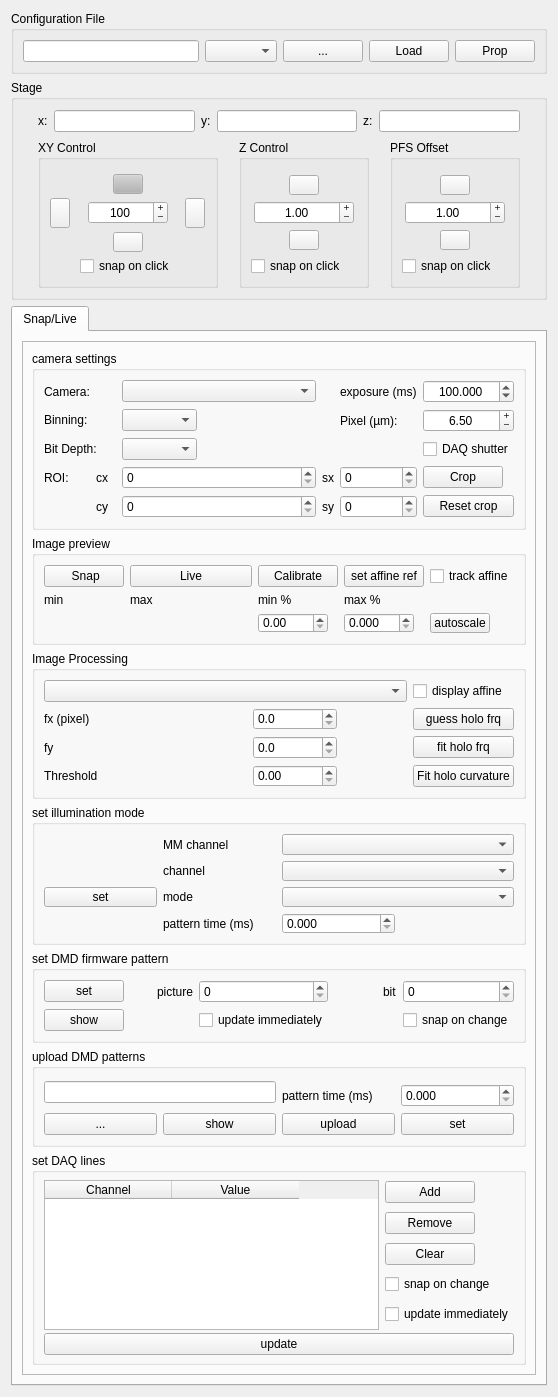
First picture: the form in micromanager_gui/_ui/micromanager_gui.ui, repository QI2lab/napari-micromanager, before the edit.
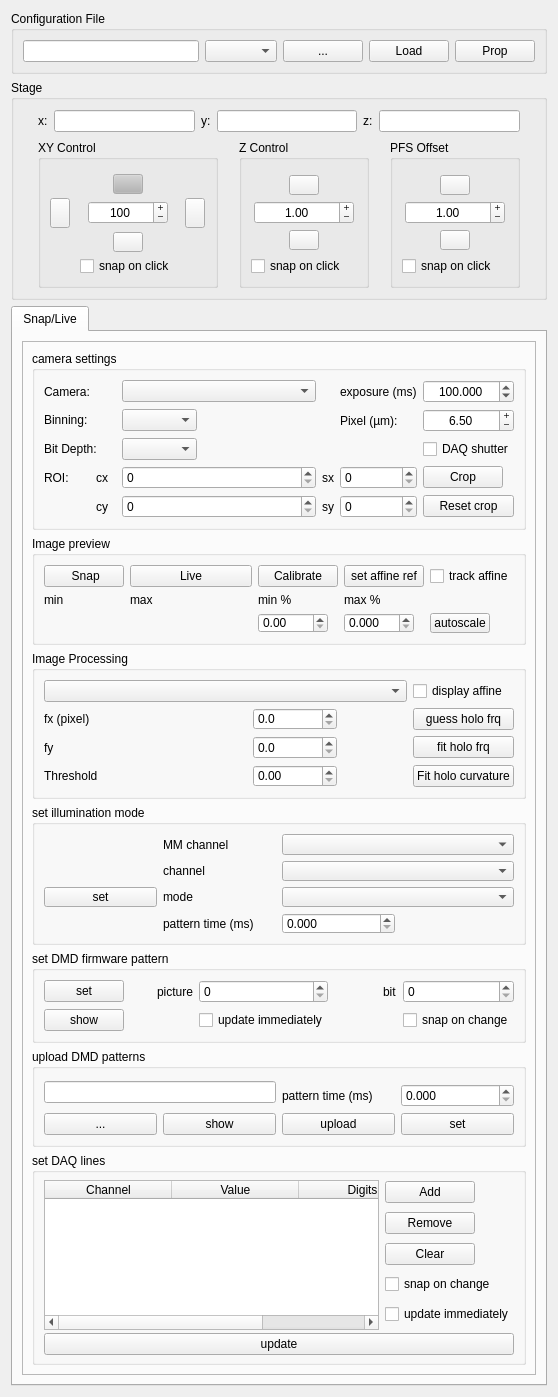
Second picture: the form after the edit.

Commit message: dynamically set step size for scrolling through parameters

```diff
--- a/micromanager_gui/_ui/micromanager_gui.ui
+++ b/micromanager_gui/_ui/micromanager_gui.ui
@@ -1645,7 +1645,7 @@
                 <enum>Qt::SolidLine</enum>
                </property>
                <property name="columnCount">
-                <number>2</number>
+                <number>3</number>
                </property>
                <attribute name="horizontalHeaderDefaultSectionSize">
                 <number>127</number>
@@ -1663,6 +1663,11 @@
                  <string>Value</string>
                 </property>
                </column>
+               <column>
+                <property name="text">
+                 <string>Digits</string>
+                </property>
+               </column>
               </widget>
              </item>
              <item row="8" column="0" colspan="2">
```
The commit also changes 1 other file.
